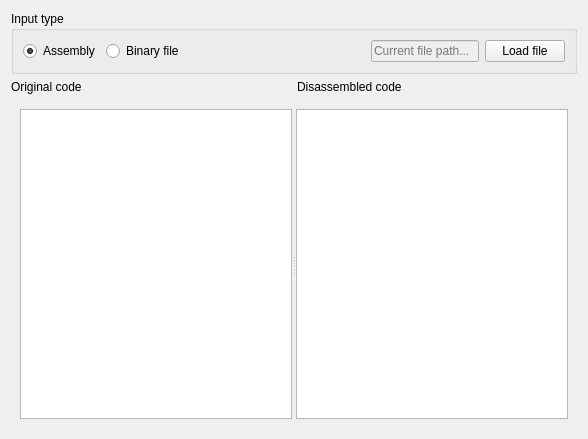
The window that src/programfiletab.ui (mortbopet/Ripes) describes before a commit, drawn with Qt 5.
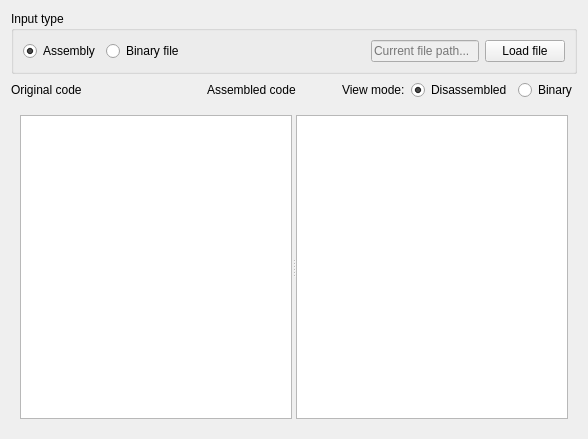
The same window after the commit. Custom widgets are drawn as their Qt base class.

```diff
--- a/src/programfiletab.ui
+++ b/src/programfiletab.ui
@@ -95,11 +95,74 @@
         </widget>
        </item>
        <item>
-        <widget class="QLabel" name="label_2">
-         <property name="text">
-          <string>Disassembled code</string>
+        <spacer name="horizontalSpacer_2">
+         <property name="orientation">
+          <enum>Qt::Horizontal</enum>
          </property>
-        </widget>
+         <property name="sizeHint" stdset="0">
+          <size>
+           <width>40</width>
+           <height>20</height>
+          </size>
+         </property>
+        </spacer>
+       </item>
+       <item>
+        <layout class="QHBoxLayout" name="horizontalLayout_2">
+         <item>
+          <widget class="QLabel" name="label_2">
+           <property name="text">
+            <string>Assembled code</string>
+           </property>
+          </widget>
+         </item>
+         <item>
+          <spacer name="horizontalSpacer">
+           <property name="orientation">
+            <enum>Qt::Horizontal</enum>
+           </property>
+           <property name="sizeType">
+            <enum>QSizePolicy::Expanding</enum>
+           </property>
+           <property name="sizeHint" stdset="0">
+            <size>
+             <width>40</width>
+             <height>20</height>
+            </size>
+           </property>
+          </spacer>
+         </item>
+         <item>
+          <widget class="QLabel" name="label_3">
+           <property name="text">
+            <string>View mode:</string>
+           </property>
+          </widget>
+         </item>
+         <item>
+          <widget class="QRadioButton" name="disassembledViewButton">
+           <property name="text">
+            <string>Disassembled</string>
+           </property>
+           <property name="checked">
+            <bool>true</bool>
+           </property>
+           <attribute name="buttonGroup">
+            <string notr="true">binaryViewButtons</string>
+           </attribute>
+          </widget>
+         </item>
+         <item>
+          <widget class="QRadioButton" name="binaryViewButton">
+           <property name="text">
+            <string>Binary</string>
+           </property>
+           <attribute name="buttonGroup">
+            <string notr="true">binaryViewButtons</string>
+           </attribute>
+          </widget>
+         </item>
+        </layout>
        </item>
       </layout>
      </item>
```
Left out of the diff: 3 changed lines with no effect on the pictures.
